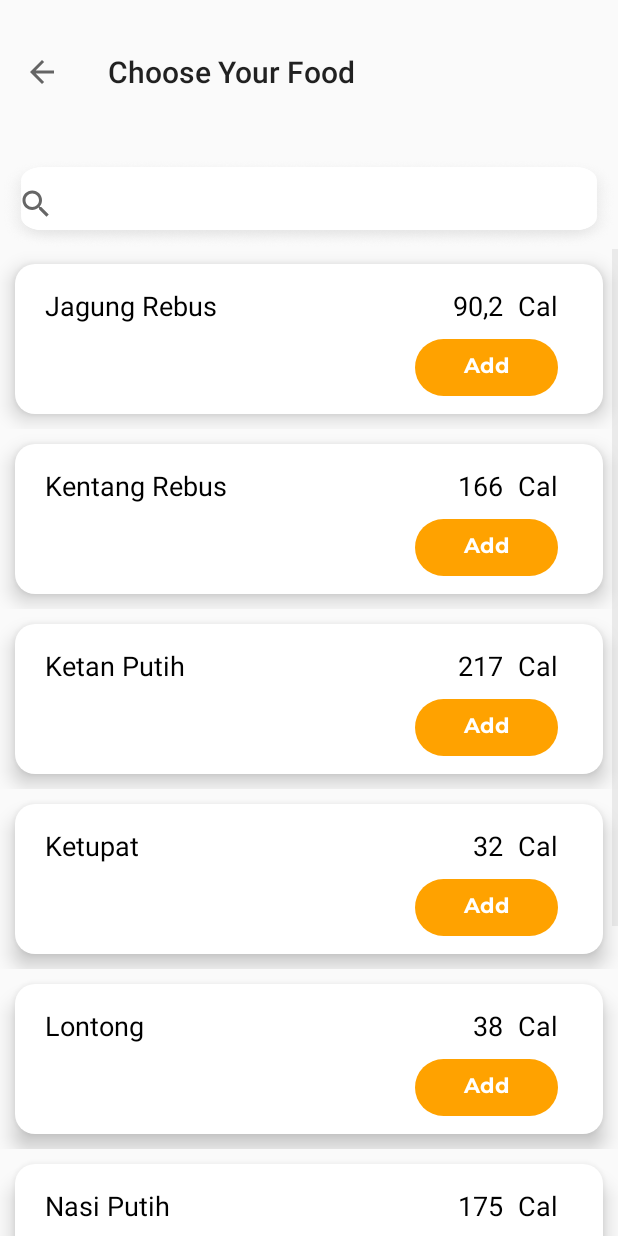
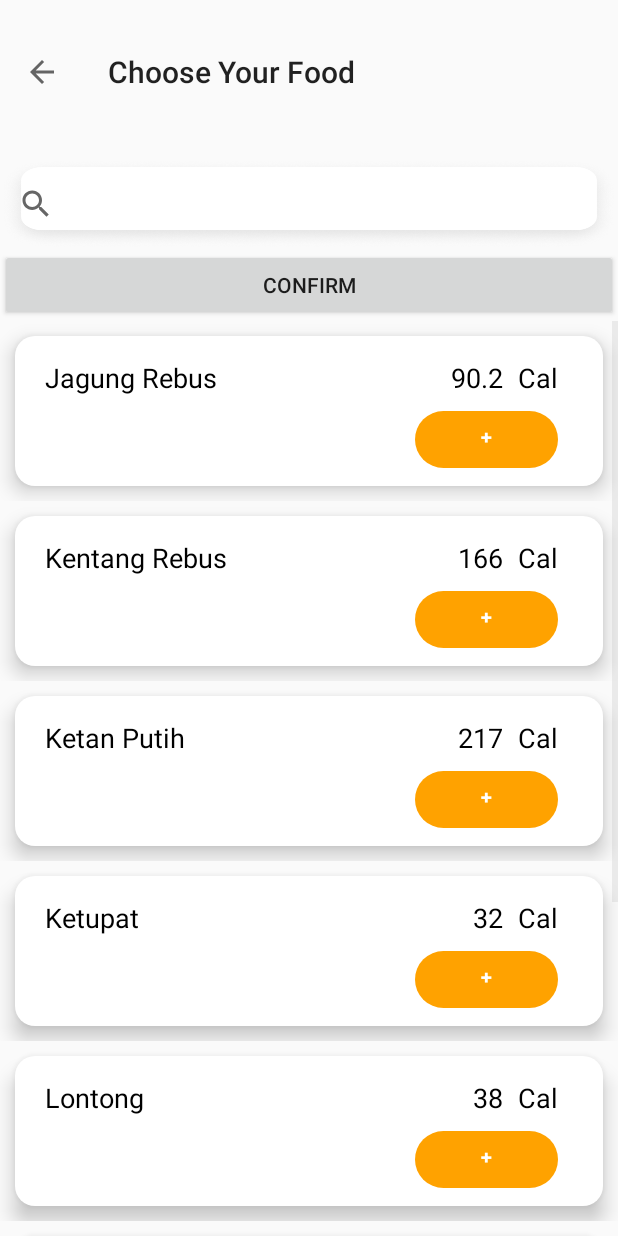
Before and after one commit to dewiiliie07/DiabetterV1, an Android app: the Menu_makanan screen opened directly, with no data from a screen before it, on a phone screen of 412 x 824 dp. Run offline under Robolectric (Android 15) with nearby library versions, the phone set to English and light mode, and no system bars.

Commit message:
Fixing Register + Trial of Add Food

```diff
--- a/app/src/main/java/com/example/dewiiliie/diabetter/FoodAdapter.java
+++ b/app/src/main/java/com/example/dewiiliie/diabetter/FoodAdapter.java
@@ -3,10 +3,13 @@ package com.example.dewiiliie.diabetter;
 import android.content.Context;
 import android.content.Intent;
 import android.support.v7.widget.RecyclerView;
+import android.text.Editable;
+import android.text.TextWatcher;
 import android.view.LayoutInflater;
 import android.view.View;
 import android.view.ViewGroup;
 import android.widget.Button;
+import android.widget.EditText;
 import android.widget.RelativeLayout;
 import android.widget.TextView;
 import android.widget.Toast;
@@ -16,22 +19,27 @@ import org.w3c.dom.Text;
 import java.util.ArrayList;
 
 public class FoodAdapter extends RecyclerView.Adapter<FoodAdapter.MyViewHolder> {
-
+    private static Context mContext; // awalnya ga static
+    private EditText ed_serving_cal;
+    private TextView tv_addFood, tv_rmFood;
     private ArrayList<String> mFoodName = new ArrayList<>();
     private ArrayList<String> mCalories = new ArrayList<>();
-    private Context mContext;
+    private static ArrayList<String> addedFood = new ArrayList<>();
+    //private Context mContext;
 
-    public FoodAdapter(Context mContext, ArrayList<String> mFoodName, ArrayList<String> mCalories) {
+    public FoodAdapter(Context mContext, ArrayList<String> mFoodName, ArrayList<String> mCalories   ) {
         this.mFoodName = mFoodName;
         this.mCalories = mCalories;
         this.mContext = mContext;
     }
 
+    static void getFood(){
+        Toast.makeText(mContext, addedFood.toString(), Toast.LENGTH_SHORT).show();
+    }
     @Override
     public MyViewHolder onCreateViewHolder(ViewGroup parent, int viewType) {
 
         View foodView = LayoutInflater.from(parent.getContext()).inflate(R.layout.list_food,parent,false);
-
         return new MyViewHolder(foodView);
     }
 
@@ -39,10 +47,48 @@ public class FoodAdapter extends RecyclerView.Adapter<FoodAdapter.MyViewHolder>
     public void onBindViewHolder(final MyViewHolder holder, final int position) {
         holder.foodName.setText(mFoodName.get(position));
         holder.calories.setText(mCalories.get(position));
-        holder.food_layout.setOnClickListener(new View.OnClickListener() {
+        holder.btnAdd.setText("+");
+        holder.ed_serv_cal.addTextChangedListener(new TextWatcher() {
+            @Override
+            public void beforeTextChanged(CharSequence charSequence, int i, int i1, int i2) {
+
+            }
+
+            @Override
+            public void onTextChanged(CharSequence charSequence, int i, int i1, int i2) {
+                if(charSequence.length() != 0){
+                    Float cal = Float.parseFloat(charSequence.toString()) * Float.parseFloat(mCalories.get(position));
+                    //Toast.makeText(mContext, cal.toString(), Toast.LENGTH_SHORT).show();
+                    addedFood.add(mFoodName.get(position)+" "+cal);
+                    Toast.makeText(mContext, addedFood.toString(), Toast.LENGTH_SHORT).show();
+                }
+            }
+
+            @Override
+            public void afterTextChanged(Editable editable) {
+
+            }
+        });
+        holder.btnAdd.setOnClickListener(new View.OnClickListener() {
             @Override
             public void onClick(View view) {
-//                Toast.makeText(this, "Istirahat", Toast.LENGTH_SHORT).show();
+                holder.ed_serv_cal.setVisibility(View.VISIBLE);
+                holder.btnAdd.setVisibility(View.INVISIBLE);
+                holder.btnRemove.setVisibility(View.VISIBLE);
+                //addedFood.add(mFoodName.get(position)+" "+(Float.parseFloat(mCalories.get(position))* Float.parseFloat(ed_serving_cal.getText().toString())));
+                // belum bisa karena ed_serv_cal msih invisible,
+                // cari tau gimana biar klik visible, edit, baru confirm
+                Toast.makeText(mContext, addedFood.toString(), Toast.LENGTH_SHORT).show();
+            }
+        });
+        holder.btnRemove.setOnClickListener(new View.OnClickListener() {
+            @Override
+            public void onClick(View view) {
+                holder.ed_serv_cal.setVisibility(View.INVISIBLE);
+                holder.btnAdd.setVisibility(View.VISIBLE);
+                holder.btnRemove.setVisibility(View.INVISIBLE);
+                addedFood.remove(position);
+                Toast.makeText(mContext, addedFood.toString(), Toast.LENGTH_SHORT).show();
             }
         });
     }
@@ -53,13 +99,17 @@ public class FoodAdapter extends RecyclerView.Adapter<FoodAdapter.MyViewHolder>
     }
 
     public class MyViewHolder extends RecyclerView.ViewHolder {
-        TextView foodName, calories;
-        RelativeLayout food_layout;
+        TextView foodName, calories, btnAdd, btnRemove;
+        EditText ed_serv_cal;
+        //RelativeLayout food_layout;
         public MyViewHolder(View itemView) {
             super(itemView);
             foodName = itemView.findViewById(R.id.text_view_food_name);
             calories = itemView.findViewById(R.id.text_view_calories);
-            food_layout = itemView.findViewById(R.id.list_food_layout);
+            btnAdd = itemView.findViewById(R.id.tv_addFood);
+            btnRemove = itemView.findViewById(R.id.tv_rmFood);
+            ed_serv_cal = itemView.findViewById(R.id.ed_serving_cal);
+            //food_layout = itemView.findViewById(R.id.list_food_layout);
         }
     }
 
--- a/app/src/main/java/com/example/dewiiliie/diabetter/Menu_makanan.java
+++ b/app/src/main/java/com/example/dewiiliie/diabetter/Menu_makanan.java
@@ -6,6 +6,9 @@ import android.support.v7.widget.LinearLayoutManager;
 import android.support.v7.widget.RecyclerView;
 import android.support.v7.widget.Toolbar;
 import android.view.MenuItem;
+import android.view.View;
+import android.widget.Button;
+import android.widget.Toast;
 
 import java.util.ArrayList;
 
@@ -13,6 +16,7 @@ public class Menu_makanan extends AppCompatActivity {
 
     private ArrayList<String> mFoodNames = new ArrayList<>();
     private ArrayList<String> mCalories = new ArrayList<>();
+    private Button btn_confirm;
     private RecyclerView recyclerView;
 
     @Override
@@ -26,10 +30,15 @@ public class Menu_makanan extends AppCompatActivity {
         getSupportActionBar().setDisplayShowHomeEnabled(true);
         getSupportActionBar().setDisplayHomeAsUpEnabled(true);
 
+        btn_confirm = (Button) findViewById(R.id.btn_confirm);
 
-
+        btn_confirm.setOnClickListener(new View.OnClickListener() {
+            @Override
+            public void onClick(View view) {
+                FoodAdapter.getFood();
+            }
+        });
         initFoodList();
-
     }
 
     @Override
@@ -44,7 +53,7 @@ public class Menu_makanan extends AppCompatActivity {
 
     private void initFoodList(){
         mFoodNames.add("Jagung Rebus");
-        mCalories.add("90,2");
+        mCalories.add("90.2");
 
         mFoodNames.add("Kentang Rebus");
         mCalories.add("166");
--- a/app/src/main/res/layout/activity_menu_makanan.xml
+++ b/app/src/main/res/layout/activity_menu_makanan.xml
@@ -21,12 +21,18 @@
         android:layout_below="@id/toolbar_food_list"
         android:background="@drawable/base_search"
         ></SearchView>
-
+    <Button
+        android:id="@+id/btn_confirm"
+        android:layout_width="match_parent"
+        android:layout_height="wrap_content"
+        android:padding="20px"
+        android:text="Confirm"
+        android:layout_below="@id/sv_food"/>
     <android.support.v7.widget.RecyclerView
         android:id="@+id/my_recycler_view"
         android:scrollbars="vertical"
         android:layout_width="match_parent"
         android:layout_height="match_parent"
-        android:layout_below="@id/sv_food">
+        android:layout_below="@id/btn_confirm">
     </android.support.v7.widget.RecyclerView>
 </RelativeLayout>
--- a/app/src/main/res/layout/list_food.xml
+++ b/app/src/main/res/layout/list_food.xml
@@ -45,7 +45,19 @@
             android:textSize="18dp"
             android:gravity="right"
             android:text="Cal"/>
-
+        <EditText
+            android:id="@+id/ed_serving_cal"
+            android:text="12321"
+            android:layout_below="@id/text_view_calories"
+            android:layout_width="200dp"
+            android:layout_height="wrap_content"
+            android:visibility="invisible"/>
+<!--        <TextView-->
+<!--            android:layout_width="wrap_content"-->
+<!--            android:layout_height="wrap_content"-->
+<!--            android:text="gram"-->
+<!--            android:layout_toEndOf="@+id/ed_serving_cal"-->
+<!--            android:layout_below="@id/text_view_calories"/>-->
         <TextView
             android:id="@+id/tv_addFood"
             android:layout_width="95dp"
@@ -61,6 +73,24 @@
             android:textColor="#FFFFFF"
             android:paddingLeft="32dp"
             android:paddingRight="32dp"
+            android:visibility="visible"
+            />
+        <TextView
+            android:id="@+id/tv_rmFood"
+            android:layout_width="95dp"
+            android:layout_height="wrap_content"
+            android:text="x"
+            android:gravity="center"
+            android:fontFamily="@font/montserrat_bold"
+            android:background="@drawable/button_background"
+            android:layout_below="@id/text_view_calories"
+            android:layout_alignParentRight="true"
+            android:layout_marginRight="30dp"
+            android:layout_marginTop="10dp"
+            android:textColor="#FFFFFF"
+            android:paddingLeft="32dp"
+            android:paddingRight="32dp"
+            android:visibility="invisible"
             />
     </RelativeLayout>
 
```
Also changed, not shown: app/src/main/java/com/example/dewiiliie/diabetter/Birthdate.java (+10 -4 lines), app/src/main/java/com/example/dewiiliie/diabetter/Gender.java (+26 -8 lines), app/src/main/java/com/example/dewiiliie/diabetter/JenisAktivitas.java (+15 -15 lines), app/src/main/java/com/example/dewiiliie/diabetter/MainActivity.java (+4 -3 lines), app/src/main/java/com/example/dewiiliie/diabetter/Tall.java (+14 -1 lines), app/src/main/java/com/example/dewiiliie/diabetter/TermCondition.java (+5 -5 lines), app/src/main/java/com/example/dewiiliie/diabetter/Weight.java (+14 -1 lines).
